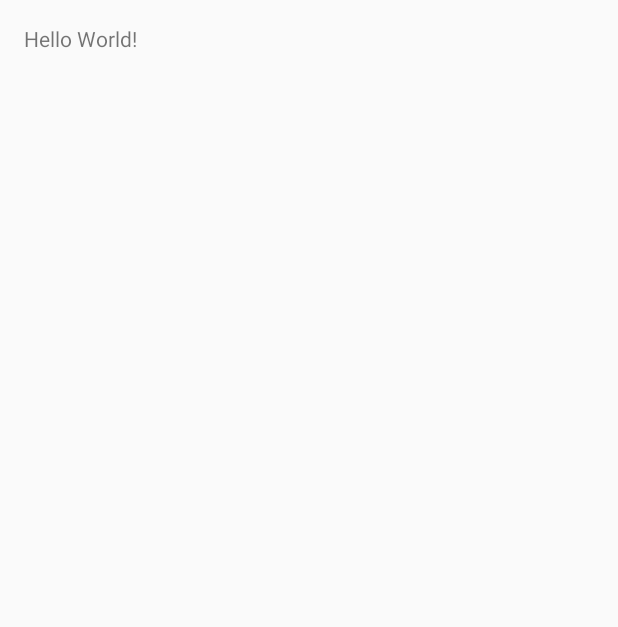
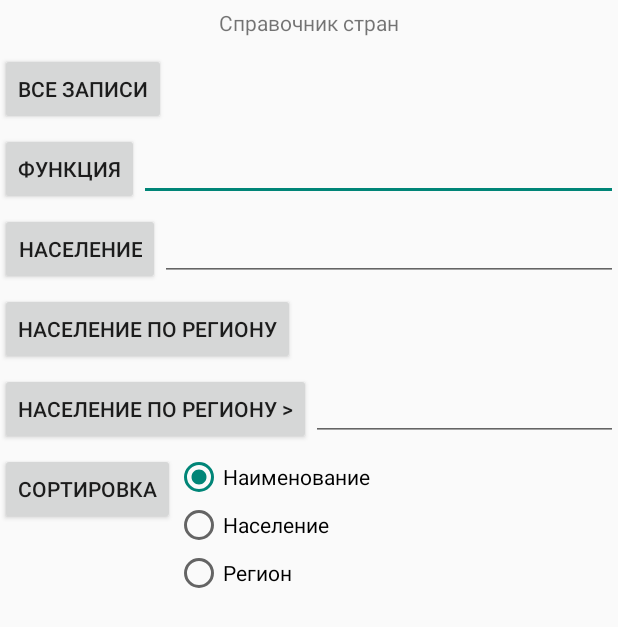
Before and after one commit to labaks/testProject, an Android app: the screen it shows after launch (MainActivity), on a phone screen of 412 x 824 dp. Before the commit the part shown is almost empty. Shown: the top 627 px of the screen. Run offline under Robolectric (Android 15) with nearby library versions, the light colour scheme and no system bars.

Commit message:
init SQLiteQuery project

```diff
--- a/app/build.gradle
+++ b/app/build.gradle
@@ -5,7 +5,7 @@ android {
     buildToolsVersion "23.0.2"
 
     defaultConfig {
-        applicationId "labaks.testproject"
+        applicationId "labaks.sqlitequery"
         minSdkVersion 9
         targetSdkVersion 23
         versionCode 1
--- a/app/src/main/AndroidManifest.xml
+++ b/app/src/main/AndroidManifest.xml
@@ -1,6 +1,6 @@
 <?xml version="1.0" encoding="utf-8"?>
 <manifest xmlns:android="http://schemas.android.com/apk/res/android"
-    package="labaks.testproject">
+    package="labaks.sqlitequery">
 
     <application
         android:allowBackup="true"
@@ -10,8 +10,7 @@
         android:theme="@style/AppTheme">
         <activity
             android:name=".MainActivity"
-            android:label="@string/app_name"
-            android:theme="@style/AppTheme.NoActionBar">
+            android:label="@string/app_name">
             <intent-filter>
                 <action android:name="android.intent.action.MAIN" />
 
--- /dev/null
+++ b/app/src/main/java/labaks/sqlitequery/MainActivity.java
@@ -0,0 +1,210 @@
+package labaks.sqlitequery;
+
+import android.app.Activity;
+import android.content.ContentValues;
+import android.content.Context;
+import android.database.Cursor;
+import android.database.sqlite.SQLiteDatabase;
+import android.database.sqlite.SQLiteOpenHelper;
+import android.os.Bundle;
+import android.util.Log;
+import android.view.View;
+import android.view.View.OnClickListener;
+import android.widget.Button;
+import android.widget.EditText;
+import android.widget.RadioGroup;
+
+public class MainActivity extends Activity implements OnClickListener {
+
+    final String LOG_TAG = "myLogs";
+
+    String name[] = {"Китай", "США", "Бразилия", "Россия", "Япония",
+            "Германия", "Египет", "Италия", "Франция", "Канада"};
+    int people[] = {1400, 311, 195, 142, 128, 82, 80, 60, 66, 35};
+    String region[] = {"Азия", "Америка", "Америка", "Европа", "Азия",
+            "Европа", "Африка", "Европа", "Европа", "Америка"};
+
+    Button btnAll, btnFunc, btnPeople, btnSort, btnGroup, btnHaving;
+    EditText etFunc, etPeople, etRegionPeople;
+    RadioGroup rgSort;
+
+    DBHelper dbHelper;
+    SQLiteDatabase db;
+
+    /**
+     * Called when the activity is first created.
+     */
+
+    public void onCreate(Bundle savedInstanceState) {
+        super.onCreate(savedInstanceState);
+        setContentView(R.layout.activity_main);
+
+        btnAll = (Button) findViewById(R.id.btnAll);
+        btnAll.setOnClickListener(this);
+
+        btnFunc = (Button) findViewById(R.id.btnFunc);
+        btnFunc.setOnClickListener(this);
+
+        btnPeople = (Button) findViewById(R.id.btnPeople);
+        btnPeople.setOnClickListener(this);
+
+        btnSort = (Button) findViewById(R.id.btnSort);
+        btnSort.setOnClickListener(this);
+
+        btnGroup = (Button) findViewById(R.id.btnGroup);
+        btnGroup.setOnClickListener(this);
+
+        btnHaving = (Button) findViewById(R.id.btnHaving);
+        btnHaving.setOnClickListener(this);
+
+        etFunc = (EditText) findViewById(R.id.etFunc);
+        etPeople = (EditText) findViewById(R.id.etPeople);
+        etRegionPeople = (EditText) findViewById(R.id.etRegionPeople);
+
+        rgSort = (RadioGroup) findViewById(R.id.rgSort);
+
+        dbHelper = new DBHelper(this);
+        // подключаемся к базе
+        db = dbHelper.getWritableDatabase();
+
+        // проверка существования записей
+        Cursor c = db.query("mytable", null, null, null, null, null, null);
+        if (c.getCount() == 0) {
+            ContentValues cv = new ContentValues();
+            // заполним таблицу
+            for (int i = 0; i < 10; i++) {
+                cv.put("name", name[i]);
+                cv.put("people", people[i]);
+                cv.put("region", region[i]);
+                Log.d(LOG_TAG, "id = " + db.insert("mytable", null, cv));
+            }
+        }
+        c.close();
+        dbHelper.close();
+        // эмулируем нажатие кнопки btnAll
+        onClick(btnAll);
+
+    }
+
+    public void onClick(View v) {
+
+        // подключаемся к базе
+        db = dbHelper.getWritableDatabase();
+
+        // данные с экрана
+        String sFunc = etFunc.getText().toString();
+        String sPeople = etPeople.getText().toString();
+        String sRegionPeople = etRegionPeople.getText().toString();
+
+        // переменные для query
+        String[] columns = null;
+        String selection = null;
+        String[] selectionArgs = null;
+        String groupBy = null;
+        String having = null;
+        String orderBy = null;
+
+        // курсор
+        Cursor c = null;
+
+        // определяем нажатую кнопку
+        switch (v.getId()) {
+            // Все записи
+            case R.id.btnAll:
+                Log.d(LOG_TAG, "--- Все записи ---");
+                c = db.query("mytable", null, null, null, null, null, null);
+                break;
+            // Функция
+            case R.id.btnFunc:
+                Log.d(LOG_TAG, "--- Функция " + sFunc + " ---");
+                columns = new String[]{sFunc};
+                c = db.query("mytable", columns, null, null, null, null, null);
+                break;
+            // Население больше, чем
+            case R.id.btnPeople:
+                Log.d(LOG_TAG, "--- Население больше " + sPeople + " ---");
+                selection = "people > ?";
+                selectionArgs = new String[]{sPeople};
+                c = db.query("mytable", null, selection, selectionArgs, null, null,
+                        null);
+                break;
+            // Население по региону
+            case R.id.btnGroup:
+                Log.d(LOG_TAG, "--- Население по региону ---");
+                columns = new String[]{"region", "sum(people) as people"};
+                groupBy = "region";
+                c = db.query("mytable", columns, null, null, groupBy, null, null);
+                break;
+            // Население по региону больше чем
+            case R.id.btnHaving:
+                Log.d(LOG_TAG, "--- Регионы с населением больше " + sRegionPeople
+                        + " ---");
+                columns = new String[]{"region", "sum(people) as people"};
+                groupBy = "region";
+                having = "sum(people) > " + sRegionPeople;
+                c = db.query("mytable", columns, null, null, groupBy, having, null);
+                break;
+            // Сортировка
+            case R.id.btnSort:
+                // сортировка по
+                switch (rgSort.getCheckedRadioButtonId()) {
+                    // наименование
+                    case R.id.rName:
+                        Log.d(LOG_TAG, "--- Сортировка по наименованию ---");
+                        orderBy = "name";
+                        break;
+                    // население
+                    case R.id.rPeople:
+                        Log.d(LOG_TAG, "--- Сортировка по населению ---");
+                        orderBy = "people";
+                        break;
+                    // регион
+                    case R.id.rRegion:
+                        Log.d(LOG_TAG, "--- Сортировка по региону ---");
+                        orderBy = "region";
+                        break;
+                }
+                c = db.query("mytable", null, null, null, null, null, orderBy);
+                break;
+        }
+
+        if (c != null) {
+            if (c.moveToFirst()) {
+                String str;
+                do {
+                    str = "";
+                    for (String cn : c.getColumnNames()) {
+                        str = str.concat(cn + " = "
+                                + c.getString(c.getColumnIndex(cn)) + "; ");
+                    }
+                    Log.d(LOG_TAG, str);
+
+                } while (c.moveToNext());
+            }
+            c.close();
+        } else
+            Log.d(LOG_TAG, "Cursor is null");
+
+        dbHelper.close();
+    }
+
+    class DBHelper extends SQLiteOpenHelper {
+
+        public DBHelper(Context context) {
+            // конструктор суперкласса
+            super(context, "myDB", null, 1);
+        }
+
+        public void onCreate(SQLiteDatabase db) {
+            Log.d(LOG_TAG, "--- onCreate database ---");
+            // создаем таблицу с полями
+            db.execSQL("create table mytable ("
+                    + "id integer primary key autoincrement," + "name text,"
+                    + "people integer," + "region text" + ");");
+        }
+
+        public void onUpgrade(SQLiteDatabase db, int oldVersion, int newVersion) {
+
+        }
+    }
+}
--- a/app/src/main/java/labaks/testproject/MainActivity.java
+++ /dev/null
@@ -1,41 +0,0 @@
-package labaks.testproject;
-
-import android.os.Bundle;
-import android.support.design.widget.FloatingActionButton;
-import android.support.design.widget.Snackbar;
-import android.support.v7.app.AppCompatActivity;
-import android.support.v7.widget.Toolbar;
-import android.view.View;
-import android.view.Menu;
-import android.view.MenuItem;
-
-public class MainActivity extends AppCompatActivity {
-
-    @Override
-    protected void onCreate(Bundle savedInstanceState) {
-        super.onCreate(savedInstanceState);
-        setContentView(R.layout.activity_main);
-    }
-
-    @Override
-    public boolean onCreateOptionsMenu(Menu menu) {
-        // Inflate the menu; this adds items to the action bar if it is present.
-        getMenuInflater().inflate(R.menu.menu_main, menu);
-        return true;
-    }
-
-    @Override
-    public boolean onOptionsItemSelected(MenuItem item) {
-        // Handle action bar item clicks here. The action bar will
-        // automatically handle clicks on the Home/Up button, so long
-        // as you specify a parent activity in AndroidManifest.xml.
-        int id = item.getItemId();
-
-        //noinspection SimplifiableIfStatement
-        if (id == R.id.action_settings) {
-            return true;
-        }
-
-        return super.onOptionsItemSelected(item);
-    }
-}
--- a/app/src/main/res/layout/activity_main.xml
+++ b/app/src/main/res/layout/activity_main.xml
@@ -1,16 +1,129 @@
 <?xml version="1.0" encoding="utf-8"?>
-<RelativeLayout xmlns:android="http://schemas.android.com/apk/res/android"
-    xmlns:tools="http://schemas.android.com/tools"
-    android:layout_width="match_parent"
-    android:layout_height="match_parent"
-    android:paddingBottom="@dimen/activity_vertical_margin"
-    android:paddingLeft="@dimen/activity_horizontal_margin"
-    android:paddingRight="@dimen/activity_horizontal_margin"
-    android:paddingTop="@dimen/activity_vertical_margin"
-    tools:context="labaks.testproject.MainActivity">
+<LinearLayout xmlns:android="http://schemas.android.com/apk/res/android"
+    android:layout_width="fill_parent"
+    android:layout_height="fill_parent"
+    android:orientation="vertical">
 
     <TextView
+        android:layout_width="fill_parent"
+        android:layout_height="wrap_content"
+        android:layout_marginBottom="5dp"
+        android:layout_marginTop="5dp"
+        android:gravity="center_horizontal"
+        android:text="Справочник стран"
+        android:textSize="14sp" />
+
+    <Button
+        android:id="@+id/btnAll"
         android:layout_width="wrap_content"
         android:layout_height="wrap_content"
-        android:text="Hello World!" />
-</RelativeLayout>
+        android:layout_marginTop="5dp"
+        android:text="Все записи" />
+
+    <LinearLayout
+        android:id="@+id/linearLayout1"
+        android:layout_width="match_parent"
+        android:layout_height="wrap_content"
+        android:layout_marginTop="5dp">
+
+        <Button
+            android:id="@+id/btnFunc"
+            android:layout_width="wrap_content"
+            android:layout_height="wrap_content"
+            android:text="Функция" />
+
+        <EditText
+            android:id="@+id/etFunc"
+            android:layout_width="wrap_content"
+            android:layout_height="wrap_content"
+            android:layout_weight="1" />
+
+        <requestFocus></requestFocus>
+    </LinearLayout>
+
+    <LinearLayout
+        android:id="@+id/linearLayout2"
+        android:layout_width="match_parent"
+        android:layout_height="wrap_content"
+        android:layout_marginTop="5dp">
+
+        <Button
+            android:id="@+id/btnPeople"
+            android:layout_width="wrap_content"
+            android:layout_height="wrap_content"
+            android:text="Население" />
+
+        <EditText
+            android:id="@+id/etPeople"
+            android:layout_width="wrap_content"
+            android:layout_height="wrap_content"
+            android:layout_weight="1"
+            android:inputType="number" />
+    </LinearLayout>
+
+    <Button
+        android:id="@+id/btnGroup"
+        android:layout_width="wrap_content"
+        android:layout_height="wrap_content"
+        android:layout_marginTop="5dp"
+        android:text="Население по региону" />
+
+    <LinearLayout
+        android:id="@+id/linearLayout4"
+        android:layout_width="match_parent"
+        android:layout_height="wrap_content"
+        android:layout_marginTop="5dp">
+
+        <Button
+            android:id="@+id/btnHaving"
+            android:layout_width="wrap_content"
+            android:layout_height="wrap_content"
+            android:text="Население по региону >" />
+
+        <EditText
+            android:id="@+id/etRegionPeople"
+            android:layout_width="wrap_content"
+            android:layout_height="wrap_content"
+            android:layout_weight="1"
+            android:inputType="number" />
+    </LinearLayout>
+
+    <LinearLayout
+        android:id="@+id/linearLayout3"
+        android:layout_width="match_parent"
+        android:layout_height="wrap_content"
+        android:layout_marginTop="5dp">
+
+        <Button
+            android:id="@+id/btnSort"
+            android:layout_width="wrap_content"
+            android:layout_height="wrap_content"
+            android:text="Сортировка" />
+
+        <RadioGroup
+            android:id="@+id/rgSort"
+            android:layout_width="wrap_content"
+            android:layout_height="wrap_content">
+
+            <RadioButton
+                android:id="@+id/rName"
+                android:layout_width="wrap_content"
+                android:layout_height="wrap_content"
+                android:checked="true"
+                android:text="Наименование" />
+
+            <RadioButton
+                android:id="@+id/rPeople"
+                android:layout_width="wrap_content"
+                android:layout_height="wrap_content"
+                android:text="Население" />
+
+            <RadioButton
+                android:id="@+id/rRegion"
+                android:layout_width="wrap_content"
+                android:layout_height="wrap_content"
+                android:text="Регион" />
+        </RadioGroup>
+
+    </LinearLayout>
+</LinearLayout>
--- a/app/src/main/res/menu/menu_main.xml
+++ b/app/src/main/res/menu/menu_main.xml
@@ -1,7 +1,7 @@
 <menu xmlns:android="http://schemas.android.com/apk/res/android"
     xmlns:app="http://schemas.android.com/apk/res-auto"
     xmlns:tools="http://schemas.android.com/tools"
-    tools:context="labaks.testproject.MainActivity">
+    tools:context="labaks.sqlitequery.MainActivity">
     <item
         android:id="@+id/action_settings"
         android:orderInCategory="100"
--- a/app/src/main/res/values-v21/styles.xml
+++ /dev/null
@@ -1,9 +0,0 @@
-<resources>>
-
-    <style name="AppTheme.NoActionBar">
-        <item name="windowActionBar">false</item>
-        <item name="windowNoTitle">true</item>
-        <item name="android:windowDrawsSystemBarBackgrounds">true</item>
-        <item name="android:statusBarColor">@android:color/transparent</item>
-    </style>
-</resources>
--- a/app/src/main/res/values/colors.xml
+++ /dev/null
@@ -1,6 +0,0 @@
-<?xml version="1.0" encoding="utf-8"?>
-<resources>
-    <color name="colorPrimary">#3F51B5</color>
-    <color name="colorPrimaryDark">#303F9F</color>
-    <color name="colorAccent">#FF4081</color>
-</resources>
--- a/app/src/main/res/values/strings.xml
+++ b/app/src/main/res/values/strings.xml
@@ -1,4 +1,4 @@
 <resources>
-    <string name="app_name">testProject</string>
+    <string name="app_name">SqLite query</string>
     <string name="action_settings">Settings</string>
 </resources>
--- a/app/src/main/res/values/styles.xml
+++ b/app/src/main/res/values/styles.xml
@@ -3,9 +3,6 @@
     <!-- Base application theme. -->
     <style name="AppTheme" parent="Theme.AppCompat.Light.DarkActionBar">
         <!-- Customize your theme here. -->
-        <item name="colorPrimary">@color/colorPrimary</item>
-        <item name="colorPrimaryDark">@color/colorPrimaryDark</item>
-        <item name="colorAccent">@color/colorAccent</item>
     </style>
 
     <style name="AppTheme.NoActionBar">
```
Also changed, not shown: 3 other files.
